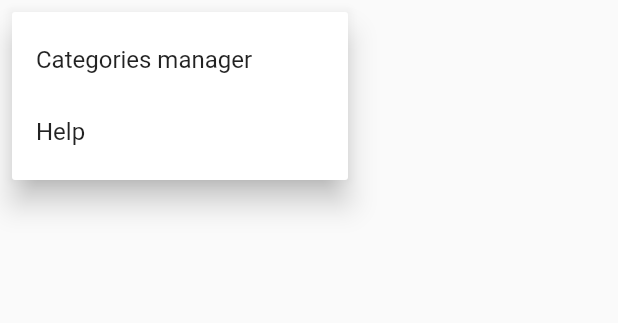
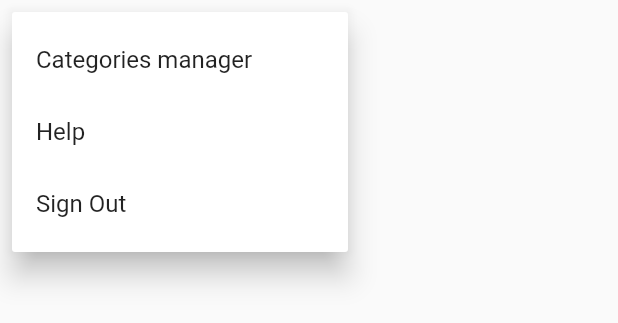
Before and after one commit to 13Griffon13/expenses, a Flutter app: the MainMenu widget shown alone on an empty page, opened directly, after a tap on the "more vert" icon, on a phone screen of 412 x 824 dp. Shown: the top 323 px of the screen. Run offline on Flutter 3.47's test engine with Material 2 defaults, Android fonts, the phone set to English and light mode, and no system bars; our stand-ins replace flutter_bloc, flutter_datetime_picker, flutter_secure_storage; missing offline and left inert: firedart; accounts and stored records are empty.

Commit message:
sign out functionality added

```diff
--- a/lib/main.dart
+++ b/lib/main.dart
@@ -38,7 +38,7 @@ class MyApp extends StatelessWidget {
           );
         }),
         BlocProvider<FilterBloc>(create: (BuildContext context) {
-          FilterBloc bloc = FilterBloc(FilterState());
+          FilterBloc bloc = FilterBloc(FilterState.initial());
           bloc.stream.listen((event) {
             if (event.status == FilterStateStatus.success) {
               BlocProvider.of<ListOfRecordsBloc>(context)
--- a/lib/screens/authorization/bloc/auth_event.dart
+++ b/lib/screens/authorization/bloc/auth_event.dart
@@ -1,16 +1,24 @@
 abstract class AuthEvent{
+
+}
+
+abstract class AuthEntryEvent extends AuthEvent{
   final String login;
   final String password;
 
-  AuthEvent(this.login, this.password);
+  AuthEntryEvent(this.login, this.password);
 }
 
-class AuthSignIn extends AuthEvent{
+class AuthSignOut extends AuthEvent{
+
+}
+
+class AuthSignIn extends AuthEntryEvent{
   AuthSignIn(String login, String password) : super(login, password);
 
 }
 
-class AuthSignUp extends AuthEvent{
+class AuthSignUp extends AuthEntryEvent{
   AuthSignUp(String login, String password) : super(login, password);
 
 }
--- a/lib/screens/home_screen/filter/bloc/filter_bloc.dart
+++ b/lib/screens/home_screen/filter/bloc/filter_bloc.dart
@@ -42,5 +42,8 @@ class FilterBloc extends Bloc<FilterEvent, FilterState> {
         ),
       );
     });
+    on<ResetFilters>((event,emit){
+      emit(FilterState.initial());
+    });
   }
 }
--- a/lib/screens/home_screen/filter/bloc/filter_event.dart
+++ b/lib/screens/home_screen/filter/bloc/filter_event.dart
@@ -1,6 +1,10 @@
 import 'package:finances/model/purchase_category.dart';
 
 abstract class FilterEvent{
+
+}
+
+class ResetFilters extends FilterEvent{
 
 }
 
--- a/lib/screens/home_screen/filter/bloc/filter_state.dart
+++ b/lib/screens/home_screen/filter/bloc/filter_state.dart
@@ -6,13 +6,13 @@ class FilterState {
   FilterStateStatus status;
   FilterSettings settings;
 
-  FilterState({FilterStateStatus? status, FilterSettings? settings})
-      : status = status ?? FilterStateStatus.initial,
-        settings = settings ?? FilterSettings(
-          from: DateTime.now().subtract(const Duration(days: 30)),
-          to: DateTime.now(),
-        );
+  FilterState({required this.status, required this.settings});
 
+  FilterState.initial()
+      : status = FilterStateStatus.initial,
+        settings = FilterSettings(
+            from: DateTime.now().subtract(const Duration(days: 30),),
+            to: DateTime.now());
 
 
 }
--- a/lib/screens/home_screen/popup_menu.dart
+++ b/lib/screens/home_screen/popup_menu.dart
@@ -1,8 +1,17 @@
+import 'package:finances/screens/authorization/bloc/auth_bloc.dart';
+import 'package:finances/screens/authorization/bloc/auth_event.dart';
+import 'package:finances/screens/categories_screen/categories_bloc/categories_bloc.dart';
+import 'package:finances/screens/categories_screen/categories_bloc/categories_event.dart';
 import 'package:finances/screens/categories_screen/categories_screen.dart';
 import 'package:finances/screens/help_screen.dart';
+import 'package:finances/screens/home_screen/filter/bloc/filter_bloc.dart';
+import 'package:finances/screens/home_screen/filter/bloc/filter_event.dart';
+import 'package:finances/screens/home_screen/list_of_records/bloc/list_of_records_bloc.dart';
+import 'package:finances/screens/home_screen/list_of_records/bloc/list_of_records_event.dart';
 import 'package:flutter/material.dart';
+import 'package:flutter_bloc/flutter_bloc.dart';
 
-enum MenuItems { categories, help}
+enum MenuItems { categories, help, signOut }
 
 class MainMenu extends StatelessWidget {
   const MainMenu({Key? key}) : super(key: key);
@@ -11,17 +20,19 @@ class MainMenu extends StatelessWidget {
   Widget build(BuildContext context) {
     return PopupMenuButton<MenuItems>(
       itemBuilder: (context) {
-        return [
+        return const [
           PopupMenuItem(
             value: MenuItems.categories,
-            child: const Text('Categories manager'),
-            onTap: () {},
+            child: Text('Categories manager'),
           ),
           PopupMenuItem(
             value: MenuItems.help,
-            child: const Text('Help'),
-            onTap: () {},
+            child: Text('Help'),
           ),
+          PopupMenuItem(
+            value: MenuItems.signOut,
+            child: Text('Sign Out'),
+          )
         ];
       },
       onSelected: (value) {
@@ -40,6 +51,12 @@ class MainMenu extends StatelessWidget {
               }),
             );
             break;
+          case MenuItems.signOut:
+            BlocProvider.of<ListOfRecordsBloc>(context).add(ResetList());
+            BlocProvider.of<CategoriesBloc>(context).add(ResetCategories());
+            BlocProvider.of<FilterBloc>(context).add(ResetFilters());
+            BlocProvider.of<AuthBloc>(context).add(AuthSignOut());
+            break;
         }
       },
     );
```
Also changed, not shown: lib/screens/authorization/bloc/auth_bloc.dart (+8 -2 lines), lib/services/firebase_services.dart (+4 -11 lines).
